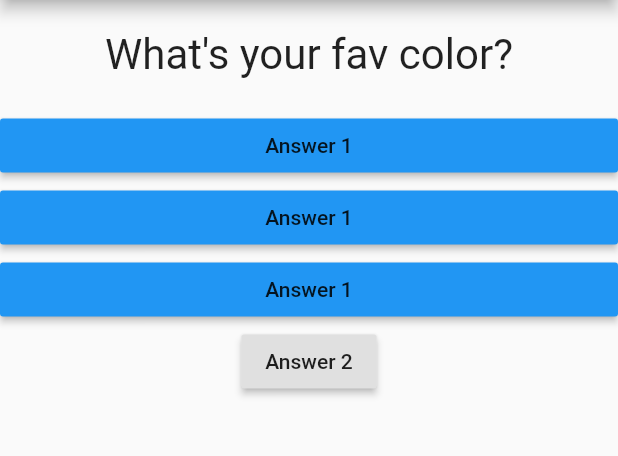
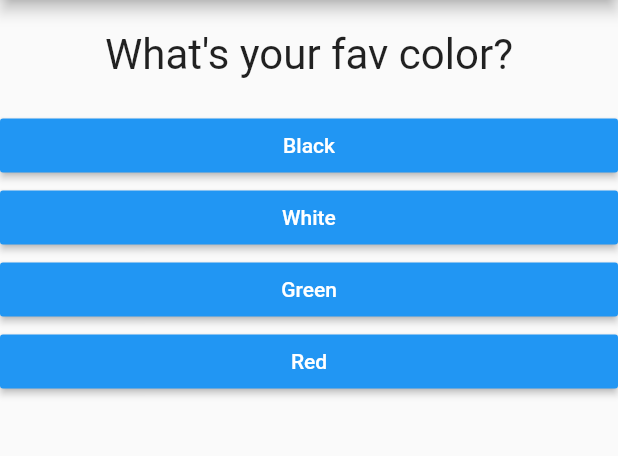
Before and after one commit to bbun0639/first_app, a Flutter app: the screen it shows after launch, on a phone screen of 412 x 824 dp, the part 84-540 px from its top. Run offline on Flutter 3.47's test engine with Material 2 defaults, Android fonts, the phone set to English and light mode, and no system bars; missing offline and left inert: wifi_hunter.

Commit message:
Question & Answer with Key-Value Pair using map()

```diff
--- a/lib/answer.dart
+++ b/lib/answer.dart
@@ -3,17 +3,18 @@ import 'package:flutter/material.dart';
 class Answer extends StatelessWidget {
 
   final Function selectHandler;//Add 'final property' that store
+  final String answerText;
 
-  Answer(this.selectHandler); //Add constructor (shortcut) by repeating class name
+  Answer(this.selectHandler, this.answerText); //Add constructor (shortcut) by repeating class name
 
   @override
   Widget build(BuildContext context) {
     return Container(
       width: double.infinity,
-
       child: RaisedButton(
-        child: Text('Answer 1'),
+        child: Text(answerText),
         color: Colors.blue,
+        textColor: Colors.white,
         onPressed: selectHandler,
       ),
     );
--- a/lib/main.dart
+++ b/lib/main.dart
@@ -3,6 +3,7 @@ import 'package:flutter/material.dart';
 import './question.dart';
 
 import './answer.dart';
+
 
 // void main(){
 //   runApp(MyApp());
@@ -13,17 +14,16 @@ void main() => runApp(MyApp());
 //Stateful can re-eun build() when its properties change
 
 class MyApp extends StatefulWidget {
-
-  @override                             //@override agian bc. createState is a method provided by stateful wigget
+  @override //@override agian bc. createState is a method provided by stateful wigget
   State<StatefulWidget> createState() {
-
     return _MyAppState();
   }
 }
 
 // _ : special syntax turn public class --> private clss
 
-class _MyAppState extends State<MyApp> { //This class belong to the MyApp(Wiget)
+class _MyAppState extends State<MyApp> {
+  //This class belong to the MyApp(Wiget)
 
   var _questionIndex = 0;
 
@@ -42,8 +42,18 @@ class _MyAppState extends State<MyApp> { //This class belong to the MyApp(Wiget)
   @override //decorator
   Widget build(BuildContext context) {
     var questions = [
-      'What\'s your fav color?',
-      'What\'s your fav animal?',
+      {
+        'questionText': 'What\'s your fav color?',    //Map = key-value 'pair'
+        'answer': ['Black', 'White', 'Green', 'Red',],
+      },
+      {
+        'questionText': 'What\'s your fav animal?',
+        'answer': ['Dog', 'Cat', 'Snake', 'Lion',],
+      },
+      {
+        'questionText': 'What\'s your fav instructor?',
+        'answer': ['Max', 'Jack', 'Rack',],
+      },
     ];
     return MaterialApp(
       home: Scaffold(
@@ -52,19 +62,24 @@ class _MyAppState extends State<MyApp> { //This class belong to the MyApp(Wiget)
         ),
         body: Column(
           children: [
-            Question(     //It's constructor to get value for the questionText
+            Question(
+              //It's constructor to get value for the questionText
               //questions.elementAt(0),
-              questions[_questionIndex],
+              questions[_questionIndex]['questionText'],
             ),
 
-            Answer(_answerQuestions), //ต้องไปเพิ่ม  Constructor ด้วยเพื่อยอมรับการ Callback
-            Answer(_answerQuestions), //Answer จะไป Pointer at a Function Answer
-            Answer(_answerQuestions),
-            RaisedButton(
-              child: Text('Answer 2'),
-              onPressed: () =>
-                  print('Answer 2 chosen!'), //Anonymous () function
-            ),
+            ...(questions[_questionIndex]['answer'] as List<String>).map((answer) {   //Error at map() : Dart can't detect because 'answer' holds a list
+              return Answer(_answerQuestions, answer);                                //'List<String>' to tell Dart 'answer' is a list
+            }).toList() //Convert value in map() to list    //... take a list that we habe & pull all value in the list
+
+            // Answer(_answerQuestions), //ต้องไปเพิ่ม  Constructor ด้วยเพื่อยอมรับการ Callback
+            // Answer(_answerQuestions), //Answer จะไป Pointer at a Function Answer
+            // RaisedButton(
+            //   child: Text('Answer 2'),
+            //   color: Colors.deepOrange,
+            //   onPressed: () =>
+            //       print('Answer 2 chosen!'), //Anonymous () function
+            // ),
           ],
         ),
       ),
--- a/lib/question.dart
+++ b/lib/question.dart
@@ -5,8 +5,7 @@ import 'package:flutter/material.dart';
 class Question extends StatelessWidget {
   final String questionText;
 
-  Question(
-      this.questionText); //Constructor //When data is received here the Const that will be store in questionText
+  Question(this.questionText); //Constructor //When data is received here the Const that will be store in questionText
 
   @override
   Widget build(BuildContext context) {
--- a/pubspec.yaml
+++ b/pubspec.yaml
@@ -17,6 +17,7 @@ environment:
   sdk: ">=2.1.0 <3.0.0"
 
 dependencies:
+  wifi_hunter: ^1.0.2
   flutter:
     sdk: flutter
 
```
Also changed, not shown: lib/wifi.dart (added, +63 -0 lines), pubspec.lock.
